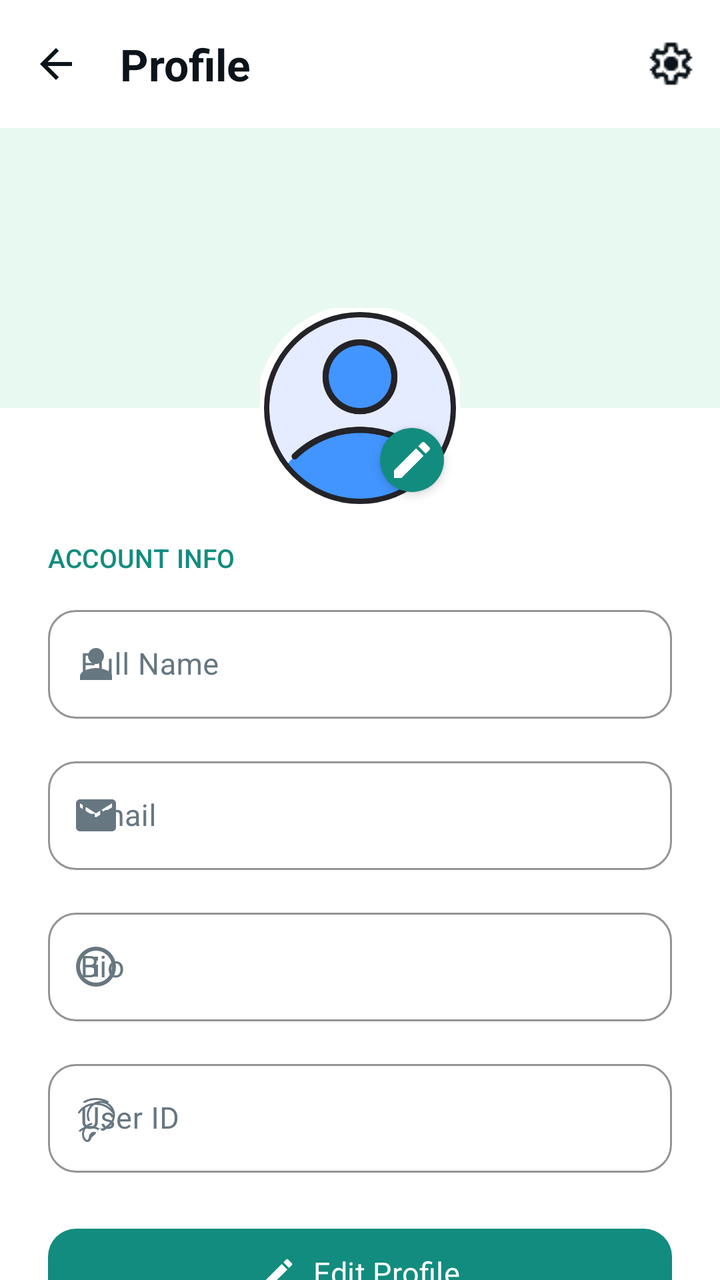
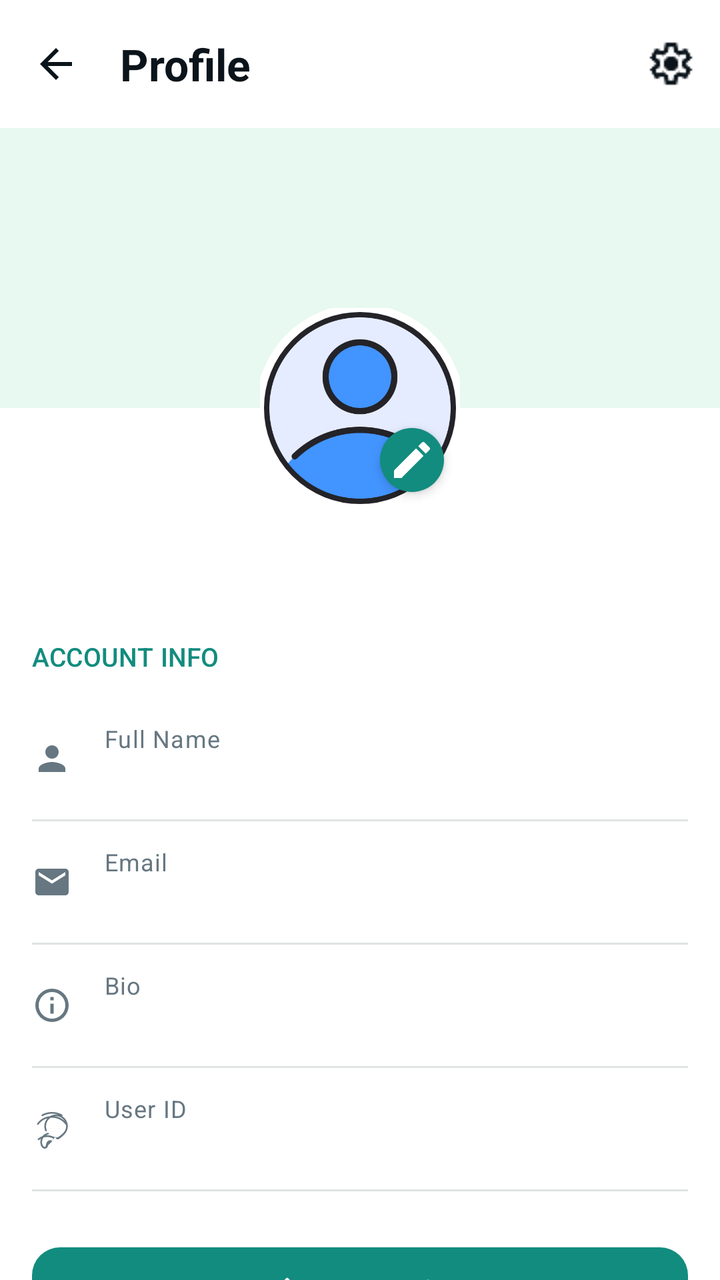

An Android layout rendered at two revisions. The XML below is the earlier revision; the diff shows what the commit changed to produce the second picture.
<!-- AndroidManifest.xml: application theme Theme.GupShup -->
<!-- res/layout/fragment_profile.xml -->
<?xml version="1.0" encoding="utf-8"?>
<LinearLayout xmlns:android="http://schemas.android.com/apk/res/android"
    xmlns:app="http://schemas.android.com/apk/res-auto"
    android:layout_width="match_parent"
    android:layout_height="match_parent"
    android:orientation="vertical"
    android:background="?attr/colorSurface">

    
    <com.google.android.material.appbar.MaterialToolbar
        android:id="@+id/profileToolbar"
        android:layout_width="match_parent"
        android:layout_height="?attr/actionBarSize"
        android:background="?attr/colorSurface"
        app:title="Profile"
        app:titleTextAppearance="@style/TextAppearance.GupShup.Headline"
        app:titleTextColor="?attr/colorOnSurface"
        app:navigationIcon="@drawable/ic_arrow_back"
        app:navigationIconTint="?attr/colorOnSurface"
        app:menu="@menu/profile_menu" />

    <androidx.core.widget.NestedScrollView
        android:layout_width="match_parent"
        android:layout_height="match_parent"
        android:fillViewport="true">

        <LinearLayout
            android:layout_width="match_parent"
            android:layout_height="wrap_content"
            android:orientation="vertical">

            
            <RelativeLayout
                android:layout_width="match_parent"
                android:layout_height="190dp">

                
                <View
                    android:id="@+id/headerBlock"
                    android:layout_width="match_parent"
                    android:layout_height="140dp"
                    android:background="@color/colorPrimaryContainer" />

                
                <FrameLayout
                    android:id="@+id/avatarContainer"
                    android:layout_width="100dp"
                    android:layout_height="100dp"
                    android:layout_alignParentTop="true"
                    android:layout_centerHorizontal="true"
                    android:layout_marginTop="90dp">

                    
                    <com.google.android.material.imageview.ShapeableImageView
                        android:id="@+id/profileImageView"
                        android:layout_width="match_parent"
                        android:layout_height="match_parent"
                        android:scaleType="centerCrop"
                        android:src="@drawable/ic_profile_placeholder"
                        app:shapeAppearanceOverlay="@style/CircleImage"
                        app:strokeWidth="4dp"
                        app:strokeColor="?attr/colorSurface" />

                    
                    <com.google.android.material.floatingactionbutton.FloatingActionButton
                        android:id="@+id/editProfilePicBtn"
                        android:layout_width="32dp"
                        android:layout_height="32dp"
                        android:layout_gravity="bottom|end"
                        android:src="@drawable/ic_edit"
                        app:fabCustomSize="32dp"
                        app:fabSize="normal"
                        app:tint="@color/white"
                        app:backgroundTint="@color/colorPrimary"
                        app:elevation="@dimen/elevation_level_2"
                        android:contentDescription="Edit Profile Picture" />
                </FrameLayout>
            </RelativeLayout>

            
            <LinearLayout
                android:layout_width="match_parent"
                android:layout_height="wrap_content"
                android:orientation="vertical"
                android:paddingHorizontal="@dimen/spacing_2xl"
                android:paddingBottom="@dimen/spacing_3xl">

                
                <TextView
                    android:layout_width="wrap_content"
                    android:layout_height="wrap_content"
                    android:text="ACCOUNT INFO"
                    style="@style/TextAppearance.GupShup.Label"
                    android:textColor="@color/colorPrimary"
                    android:layout_marginTop="@dimen/spacing_lg"
                    android:layout_marginBottom="@dimen/spacing_md" />

                
                <com.google.android.material.textfield.TextInputLayout
                    android:id="@+id/nameLayout"
                    style="@style/Widget.GupShup.TextField"
                    android:layout_width="match_parent"
                    android:layout_height="wrap_content"
                    android:hint="Full Name"
                    app:startIconDrawable="@drawable/ic_person"
                    app:startIconTint="@color/onSurfaceVariant">

                    <com.google.android.material.textfield.TextInputEditText
                        android:id="@+id/nameEditText"
                        android:layout_width="match_parent"
                        android:layout_height="wrap_content"
                        android:inputType="textPersonName"
                        style="@style/TextAppearance.GupShup.Body"
                        android:enabled="false" />
                </com.google.android.material.textfield.TextInputLayout>

                
                <com.google.android.material.textfield.TextInputLayout
                    android:id="@+id/emailLayout"
                    style="@style/Widget.GupShup.TextField"
                    android:layout_width="match_parent"
                    android:layout_height="wrap_content"
                    android:layout_marginTop="@dimen/spacing_lg"
                    android:hint="Email"
                    app:startIconDrawable="@drawable/ic_email"
                    app:startIconTint="@color/onSurfaceVariant">

                    <com.google.android.material.textfield.TextInputEditText
                        android:id="@+id/emailEditText"
                        android:layout_width="match_parent"
                        android:layout_height="wrap_content"
                        android:inputType="textEmailAddress"
                        style="@style/TextAppearance.GupShup.Body"
                        android:enabled="false" />
                </com.google.android.material.textfield.TextInputLayout>

                
                <com.google.android.material.textfield.TextInputLayout
                    android:id="@+id/bioLayout"
                    style="@style/Widget.GupShup.TextField"
                    android:layout_width="match_parent"
                    android:layout_height="wrap_content"
                    android:layout_marginTop="@dimen/spacing_lg"
                    android:hint="Bio"
                    app:startIconDrawable="@drawable/ic_info"
                    app:startIconTint="@color/onSurfaceVariant">

                    <com.google.android.material.textfield.TextInputEditText
                        android:id="@+id/bioEditText"
                        android:layout_width="match_parent"
                        android:layout_height="wrap_content"
                        android:inputType="textMultiLine"
                        android:maxLines="3"
                        style="@style/TextAppearance.GupShup.Body"
                        android:enabled="false" />
                </com.google.android.material.textfield.TextInputLayout>

                
                <com.google.android.material.textfield.TextInputLayout
                    android:id="@+id/userIdLayout"
                    style="@style/Widget.GupShup.TextField"
                    android:layout_width="match_parent"
                    android:layout_height="wrap_content"
                    android:layout_marginTop="@dimen/spacing_lg"
                    android:hint="User ID"
                    app:startIconDrawable="@drawable/ic_fingerprint"
                    app:startIconTint="@color/onSurfaceVariant">

                    <com.google.android.material.textfield.TextInputEditText
                        android:id="@+id/userIdEditText"
                        android:layout_width="match_parent"
                        android:layout_height="wrap_content"
                        style="@style/TextAppearance.GupShup.Body"
                        android:textColor="@color/onSurfaceVariant"
                        android:enabled="false" />
                </com.google.android.material.textfield.TextInputLayout>

                
                <com.google.android.material.button.MaterialButton
                    android:id="@+id/editSaveButton"
                    style="@style/Widget.GupShup.Button.Filled"
                    android:layout_width="match_parent"
                    android:layout_height="@dimen/button_height"
                    android:layout_marginTop="@dimen/spacing_2xl"
                    android:text="Edit Profile"
                    app:icon="@drawable/ic_edit"
                    app:iconGravity="textStart"
                    app:iconTint="@color/white" />

            </LinearLayout>

        </LinearLayout>
    </androidx.core.widget.NestedScrollView>

</LinearLayout>
<!-- resources referenced by this layout -->
<resources>
  <color name="colorPrimary">#128C7E</color>
  <color name="colorPrimaryContainer">#E7F9F1</color>
  <color name="onSurfaceVariant">#667781</color>
  <color name="white">#FFFFFF</color>
  <dimen name="button_height">52dp</dimen>
  <dimen name="elevation_level_2">3dp</dimen>
  <dimen name="spacing_2xl">24dp</dimen>
  <dimen name="spacing_3xl">32dp</dimen>
  <dimen name="spacing_lg">16dp</dimen>
  <dimen name="spacing_md">12dp</dimen>
  <!-- drawable ic_info (drawable) -->
  <vector xmlns:android="http://schemas.android.com/apk/res/android"
      android:width="24dp"
      android:height="24dp"
      android:viewportWidth="24.0"
      android:viewportHeight="24.0">
      <path
          android:fillColor="#FF000000"
          android:pathData="M11,17h2v-6h-2v6zM12,2A10,10 0 1,0 22,12A10,10 0 0,0 12,2zM12,20a8,8 0 1,1 8,-8 8,8 0 0,1 -8,8zM11,9h2V7h-2z"/>
  </vector>
  <style name="CircleImage" parent="ShapeAppearance.Material3.Corner.Full">
          <item name="cornerFamily">rounded</item>
          <item name="cornerSize">50%</item>
      </style>
  <style name="TextAppearance.GupShup.Body" parent="TextAppearance.Material3.BodyMedium">
          <item name="android:textSize">15sp</item>
          <item name="android:fontFamily">@font/google_sans</item>
          <item name="android:lineSpacingExtra">7sp</item> 
          <item name="android:textColor">?attr/colorOnSurface</item>
      </style>
  <style name="TextAppearance.GupShup.Headline" parent="TextAppearance.Material3.HeadlineSmall">
          <item name="android:textSize">22sp</item>
          <item name="android:textStyle">bold</item>
          <item name="android:fontFamily">@font/google_sans_medium</item>
          <item name="android:textColor">?attr/colorOnSurface</item>
      </style>
  <style name="TextAppearance.GupShup.Label" parent="TextAppearance.Material3.LabelLarge">
          <item name="android:textSize">13sp</item>
          <item name="android:fontFamily">@font/google_sans_medium</item>
          <item name="android:textColor">?attr/colorOnSurface</item>
      </style>
  <style name="Widget.GupShup.TextField" parent="Widget.Material3.TextInputLayout.OutlinedBox">
          <item name="boxCornerRadiusTopStart">@dimen/radius_medium</item>
          <item name="boxCornerRadiusTopEnd">@dimen/radius_medium</item>
          <item name="boxCornerRadiusBottomStart">@dimen/radius_medium</item>
          <item name="boxCornerRadiusBottomEnd">@dimen/radius_medium</item>
          <item name="boxStrokeWidth">1dp</item>
          <item name="boxStrokeWidthFocused">2dp</item>
          <item name="boxStrokeColor">@color/colorPrimary</item>
          <item name="hintTextColor">?attr/colorPrimary</item>
          <item name="android:fontFamily">@font/google_sans</item>
      </style>
  <dimen name="radius_medium">14dp</dimen>
  <dimen name="elevation_level_1">1dp</dimen>
  <color name="onPrimary">#FFFFFF</color>
  <color name="onPrimaryContainer">#05362E</color>
  <color name="colorSecondary">#128C7E</color>
  <color name="onSecondary">#FFFFFF</color>
  <color name="colorSecondaryContainer">#E7F9F1</color>
  <color name="onSecondaryContainer">#05362E</color>
  <color name="colorTertiary">#075E54</color>
  <color name="onTertiary">#FFFFFF</color>
  <color name="colorTertiaryContainer">#D3E4FF</color>
  <color name="onTertiaryContainer">#041C35</color>
  <color name="background">#FFFFFF</color>
  <color name="surface">#FFFFFF</color>
  <color name="surfaceVariant">#EEF3F1</color>
  <color name="onSurface">#0B141A</color>
  <color name="outline">#E0E4E2</color>
  <color name="colorSurfaceContainer">#EEF3F1</color>
  <color name="colorSurfaceContainerLow">#F7F9FA</color>
  <color name="error">#D32F2F</color>
  <color name="onError">#FFFFFF</color>
  <color name="errorContainer">#FFDAD6</color>
  <color name="onErrorContainer">#410002</color>
  <!-- unchanged entries left out for length: 8 -->
</resources>

<!-- the commit's change to res/layout/fragment_profile.xml (unified diff, before → after) -->
@@ -27,7 +27,8 @@
         <LinearLayout
             android:layout_width="match_parent"
             android:layout_height="wrap_content"
-            android:orientation="vertical">
+            android:orientation="vertical"
+            android:paddingBottom="@dimen/spacing_3xl">
 
             
             <RelativeLayout
@@ -78,12 +79,22 @@
             </RelativeLayout>
 
             
+            <TextView
+                android:id="@+id/profileNameHeader"
+                android:layout_width="wrap_content"
+                android:layout_height="wrap_content"
+                android:layout_gravity="center_horizontal"
+                android:layout_marginTop="12dp"
+                style="@style/TextAppearance.GupShup.Headline"
+                android:textColor="?attr/colorOnSurface"
+                android:textAlignment="center" />
+
+            
             <LinearLayout
                 android:layout_width="match_parent"
                 android:layout_height="wrap_content"
                 android:orientation="vertical"
-                android:paddingHorizontal="@dimen/spacing_2xl"
-                android:paddingBottom="@dimen/spacing_3xl">
+                android:paddingHorizontal="16dp">
 
                 
                 <TextView
@@ -92,88 +103,196 @@
                     android:text="ACCOUNT INFO"
                     style="@style/TextAppearance.GupShup.Label"
                     android:textColor="@color/colorPrimary"
-                    android:layout_marginTop="@dimen/spacing_lg"
-                    android:layout_marginBottom="@dimen/spacing_md" />
-
-                
-                <com.google.android.material.textfield.TextInputLayout
-                    android:id="@+id/nameLayout"
-                    style="@style/Widget.GupShup.TextField"
-                    android:layout_width="match_parent"
-                    android:layout_height="wrap_content"
-                    android:hint="Full Name"
-                    app:startIconDrawable="@drawable/ic_person"
-                    app:startIconTint="@color/onSurfaceVariant">
-
-                    <com.google.android.material.textfield.TextInputEditText
-                        android:id="@+id/nameEditText"
-                        android:layout_width="match_parent"
+                    android:layout_marginTop="24dp"
+                    android:layout_marginBottom="12dp" />
+
+                
+                <LinearLayout
+                    android:layout_width="match_parent"
+                    android:layout_height="wrap_content"
+                    android:orientation="horizontal"
+                    android:gravity="center_vertical"
+                    android:paddingVertical="12dp">
+
+                    <ImageView
+                        android:layout_width="20dp"
+                        android:layout_height="20dp"
+                        android:src="@drawable/ic_person"
+                        app:tint="@color/onSurfaceVariant"
+                        android:layout_marginEnd="16dp"
+                        android:contentDescription="Full Name Icon" />
+
+                    <LinearLayout
+                        android:layout_width="0dp"
                         android:layout_height="wrap_content"
-                        android:inputType="textPersonName"
-                        style="@style/TextAppearance.GupShup.Body"
-                        android:enabled="false" />
-                </com.google.android.material.textfield.TextInputLayout>
-
-                
-                <com.google.android.material.textfield.TextInputLayout
-                    android:id="@+id/emailLayout"
-                    style="@style/Widget.GupShup.TextField"
-                    android:layout_width="match_parent"
-                    android:layout_height="wrap_content"
-                    android:layout_marginTop="@dimen/spacing_lg"
-                    android:hint="Email"
-                    app:startIconDrawable="@drawable/ic_email"
-                    app:startIconTint="@color/onSurfaceVariant">
-
-                    <com.google.android.material.textfield.TextInputEditText
-                        android:id="@+id/emailEditText"
-                        android:layout_width="match_parent"
+                        android:layout_weight="1"
+                        android:orientation="vertical">
+
+                        <TextView
+                            android:layout_width="wrap_content"
+                            android:layout_height="wrap_content"
+                            android:text="Full Name"
+                            style="@style/TextAppearance.GupShup.Caption"
+                            android:textColor="@color/onSurfaceVariant" />
+
+                        <EditText
+                            android:id="@+id/nameEditText"
+                            android:layout_width="match_parent"
+                            android:layout_height="wrap_content"
+                            android:background="@android:color/transparent"
+                            android:padding="0dp"
+                            android:inputType="textPersonName"
+                            style="@style/TextAppearance.GupShup.Body"
+                            android:textColor="?attr/colorOnSurface"
+                            android:enabled="false" />
+                    </LinearLayout>
+                </LinearLayout>
+
+                <View
+                    android:layout_width="match_parent"
+                    android:layout_height="1dp"
+                    android:background="@color/outline" />
+
+                
+                <LinearLayout
+                    android:layout_width="match_parent"
+                    android:layout_height="wrap_content"
+                    android:orientation="horizontal"
+                    android:gravity="center_vertical"
+                    android:paddingVertical="12dp">
+
+                    <ImageView
+                        android:layout_width="20dp"
+                        android:layout_height="20dp"
+                        android:src="@drawable/ic_email"
+                        app:tint="@color/onSurfaceVariant"
+                        android:layout_marginEnd="16dp"
+                        android:contentDescription="Email Icon" />
+
+                    <LinearLayout
+                        android:layout_width="0dp"
                         android:layout_height="wrap_content"
-                        android:inputType="textEmailAddress"
-                        style="@style/TextAppearance.GupShup.Body"
-                        android:enabled="false" />
-                </com.google.android.material.textfield.TextInputLayout>
-
-                
-                <com.google.android.material.textfield.TextInputLayout
-                    android:id="@+id/bioLayout"
-                    style="@style/Widget.GupShup.TextField"
-                    android:layout_width="match_parent"
-                    android:layout_height="wrap_content"
-                    android:layout_marginTop="@dimen/spacing_lg"
-                    android:hint="Bio"
-                    app:startIconDrawable="@drawable/ic_info"
-                    app:startIconTint="@color/onSurfaceVariant">
-
-                    <com.google.android.material.textfield.TextInputEditText
-                        android:id="@+id/bioEditText"
-                        android:layout_width="match_parent"
+                        android:layout_weight="1"
+                        android:orientation="vertical">
+
+                        <TextView
+                            android:layout_width="wrap_content"
+                            android:layout_height="wrap_content"
+                            android:text="Email"
+                            style="@style/TextAppearance.GupShup.Caption"
+                            android:textColor="@color/onSurfaceVariant" />
+
+                        <EditText
+                            android:id="@+id/emailEditText"
+                            android:layout_width="match_parent"
+                            android:layout_height="wrap_content"
+                            android:background="@android:color/transparent"
+                            android:padding="0dp"
+                            android:inputType="textEmailAddress"
+                            style="@style/TextAppearance.GupShup.Body"
+                            android:textColor="?attr/colorOnSurface"
+                            android:enabled="false" />
+                    </LinearLayout>
+                </LinearLayout>
+
+                <View
+                    android:layout_width="match_parent"
+                    android:layout_height="1dp"
+                    android:background="@color/outline" />
+
+                
+                <LinearLayout
+                    android:layout_width="match_parent"
+                    android:layout_height="wrap_content"
+                    android:orientation="horizontal"
+                    android:gravity="center_vertical"
+                    android:paddingVertical="12dp">
+
+                    <ImageView
+                        android:layout_width="20dp"
+                        android:layout_height="20dp"
+                        android:src="@drawable/ic_info"
+                        app:tint="@color/onSurfaceVariant"
+                        android:layout_marginEnd="16dp"
+                        android:contentDescription="Bio Icon" />
+
+                    <LinearLayout
+                        android:layout_width="0dp"
                         android:layout_height="wrap_content"
-                        android:inputType="textMultiLine"
-                        android:maxLines="3"
-                        style="@style/TextAppearance.GupShup.Body"
-                        android:enabled="false" />
-                </com.google.android.material.textfield.TextInputLayout>
-
-                
-                <com.google.android.material.textfield.TextInputLayout
-                    android:id="@+id/userIdLayout"
-                    style="@style/Widget.GupShup.TextField"
-                    android:layout_width="match_parent"
-                    android:layout_height="wrap_content"
-                    android:layout_marginTop="@dimen/spacing_lg"
-                    android:hint="User ID"
-                    app:startIconDrawable="@drawable/ic_fingerprint"
-                    app:startIconTint="@color/onSurfaceVariant">
-
-                    <com.google.android.material.textfield.TextInputEditText
-                        android:id="@+id/userIdEditText"
-                        android:layout_width="match_parent"
+                        android:layout_weight="1"
+                        android:orientation="vertical">
+
+                        <TextView
+                            android:layout_width="wrap_content"
+                            android:layout_height="wrap_content"
+                            android:text="Bio"
+                            style="@style/TextAppearance.GupShup.Caption"
+                            android:textColor="@color/onSurfaceVariant" />
+
+                        <EditText
+                            android:id="@+id/bioEditText"
+                            android:layout_width="match_parent"
+                            android:layout_height="wrap_content"
+                            android:background="@android:color/transparent"
+                            android:padding="0dp"
+                            android:inputType="textMultiLine"
+                            android:maxLines="3"
+                            style="@style/TextAppearance.GupShup.Body"
+                            android:textColor="?attr/colorOnSurface"
+                            android:enabled="false" />
+                    </LinearLayout>
+                </LinearLayout>
+
+                <View
+                    android:layout_width="match_parent"
+                    android:layout_height="1dp"
+                    android:background="@color/outline" />
+
+                
+                <LinearLayout
+                    android:layout_width="match_parent"
+                    android:layout_height="wrap_content"
+                    android:orientation="horizontal"
+                    android:gravity="center_vertical"
+                    android:paddingVertical="12dp">
+
+                    <ImageView
+                        android:layout_width="20dp"
+                        android:layout_height="20dp"
+                        android:src="@drawable/ic_fingerprint"
+                        app:tint="@color/onSurfaceVariant"
+                        android:layout_marginEnd="16dp"
+                        android:contentDescription="User ID Icon" />
+
+                    <LinearLayout
+                        android:layout_width="0dp"
                         android:layout_height="wrap_content"
-                        style="@style/TextAppearance.GupShup.Body"
-                        android:textColor="@color/onSurfaceVariant"
-                        android:enabled="false" />
-                </com.google.android.material.textfield.TextInputLayout>
+                        android:layout_weight="1"
+                        android:orientation="vertical">
+
+                        <TextView
+                            android:layout_width="wrap_content"
+                            android:layout_height="wrap_content"
+                            android:text="User ID"
+                            style="@style/TextAppearance.GupShup.Caption"
+                            android:textColor="@color/onSurfaceVariant" />
+
+                        <EditText
+                            android:id="@+id/userIdEditText"
+                            android:layout_width="match_parent"
+                            android:layout_height="wrap_content"
+                            android:background="@android:color/transparent"
+                            android:padding="0dp"
+                            style="@style/TextAppearance.GupShup.Body"
+                            android:textColor="@color/onSurfaceVariant"
+                            android:enabled="false" />
+                    </LinearLayout>
+                </LinearLayout>
+
+                <View
+                    android:layout_width="match_parent"
+                    android:layout_height="1dp"
+                    android:background="@color/outline" />
 
                 
                 <com.google.android.material.button.MaterialButton
@@ -181,7 +300,7 @@
                     style="@style/Widget.GupShup.Button.Filled"
                     android:layout_width="match_parent"
                     android:layout_height="@dimen/button_height"
-                    android:layout_marginTop="@dimen/spacing_2xl"
+                    android:layout_marginTop="24dp"
                     android:text="Edit Profile"
                     app:icon="@drawable/ic_edit"
                     app:iconGravity="textStart"
<!-- resource entries referenced after the edit -->
@@ -6,10 +6,7 @@
   <color name="white">#FFFFFF</color>
   <dimen name="button_height">52dp</dimen>
   <dimen name="elevation_level_2">3dp</dimen>
-  <dimen name="spacing_2xl">24dp</dimen>
   <dimen name="spacing_3xl">32dp</dimen>
-  <dimen name="spacing_lg">16dp</dimen>
-  <dimen name="spacing_md">12dp</dimen>
   <!-- drawable ic_info (drawable) -->
   <vector xmlns:android="http://schemas.android.com/apk/res/android"
       android:width="24dp"
@@ -30,6 +27,11 @@
           <item name="android:lineSpacingExtra">7sp</item> 
           <item name="android:textColor">?attr/colorOnSurface</item>
       </style>
+  <style name="TextAppearance.GupShup.Caption" parent="TextAppearance.Material3.BodySmall">
+          <item name="android:textSize">12sp</item>
+          <item name="android:fontFamily">@font/google_sans</item>
+          <item name="android:textColor">?attr/colorOnSurfaceVariant</item>
+      </style>
   <style name="TextAppearance.GupShup.Headline" parent="TextAppearance.Material3.HeadlineSmall">
           <item name="android:textSize">22sp</item>
           <item name="android:textStyle">bold</item>
@@ -40,17 +42,6 @@
           <item name="android:textSize">13sp</item>
           <item name="android:fontFamily">@font/google_sans_medium</item>
           <item name="android:textColor">?attr/colorOnSurface</item>
-      </style>
-  <style name="Widget.GupShup.TextField" parent="Widget.Material3.TextInputLayout.OutlinedBox">
-          <item name="boxCornerRadiusTopStart">@dimen/radius_medium</item>
-          <item name="boxCornerRadiusTopEnd">@dimen/radius_medium</item>
-          <item name="boxCornerRadiusBottomStart">@dimen/radius_medium</item>
-          <item name="boxCornerRadiusBottomEnd">@dimen/radius_medium</item>
-          <item name="boxStrokeWidth">1dp</item>
-          <item name="boxStrokeWidthFocused">2dp</item>
-          <item name="boxStrokeColor">@color/colorPrimary</item>
-          <item name="hintTextColor">?attr/colorPrimary</item>
-          <item name="android:fontFamily">@font/google_sans</item>
       </style>
   <dimen name="radius_medium">14dp</dimen>
   <dimen name="elevation_level_1">1dp</dimen>
